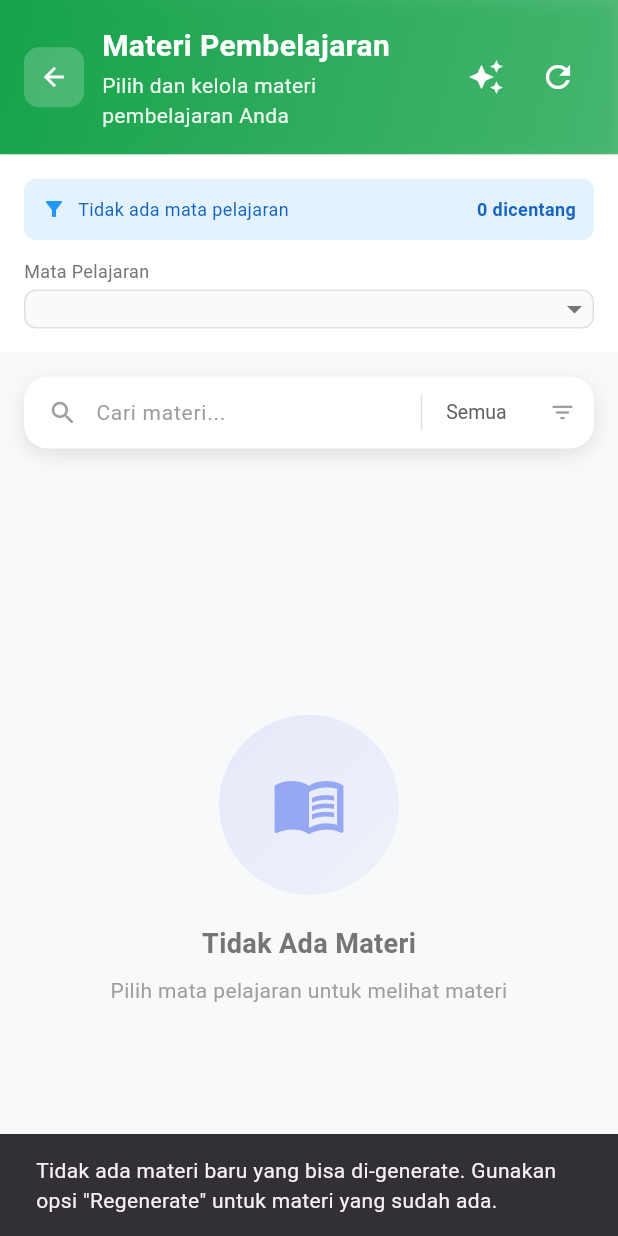
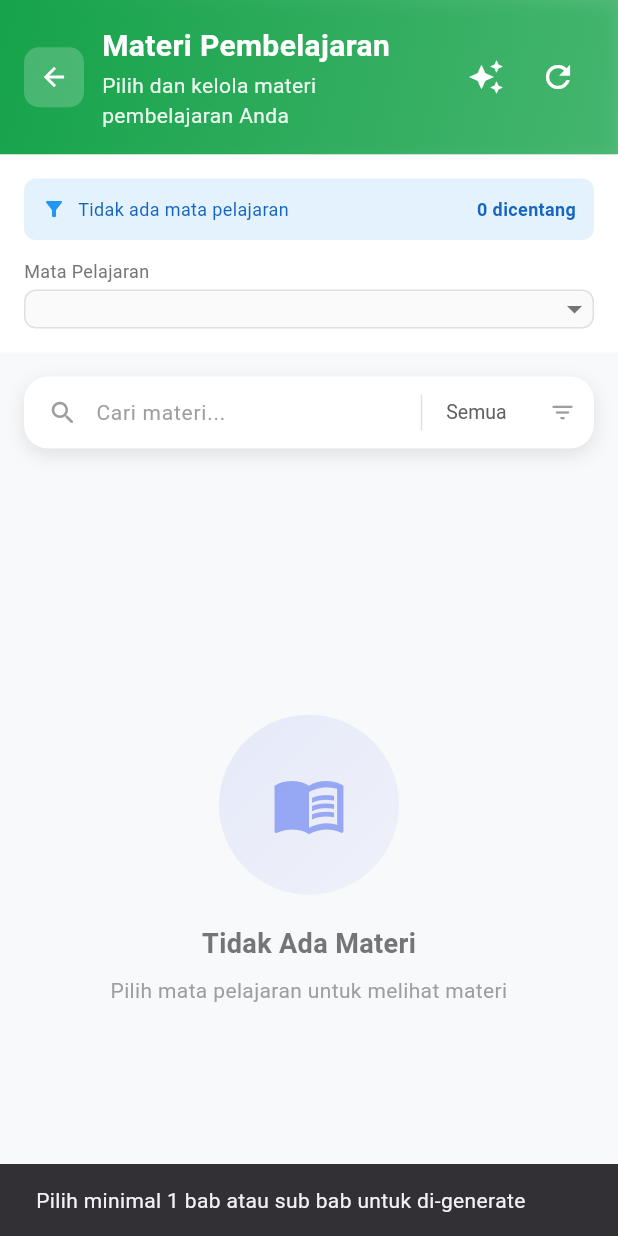
Before and after one commit to luaybachtiarrifai20/manajemennonfcm, a Flutter app: the MateriPage screen opened directly with empty values, after a tap on the "auto awesome" icon, after a tap on the "refresh" icon, on a phone screen of 412 x 824 dp. Run offline on Flutter 3.47's test engine with Material 3 defaults, Android fonts, the phone set to English and light mode, and no system bars; our stand-ins replace file_picker, firebase_core, firebase_messaging, flutter_local_notifications, image_picker, jwt_decoder and 3 more; missing offline and left inert: syncfusion_flutter_pdf, syncfusion_flutter_xlsio; accounts and stored records are empty; network calls fail.

Commit message:
delet unchecked and regenerated

```diff
--- a/lib/screen/guru/materi_screen.dart
+++ b/lib/screen/guru/materi_screen.dart
@@ -58,27 +58,14 @@ class MateriPageState extends State<MateriPage> {
   final Map<String, bool> _generatedBab = {};
   final Map<String, bool> _generatedSubBab = {};
 
-  List<Map<String, dynamic>> _getCheckedBab() {
-    return _babMateriList
-        .where((bab) => _checkedBab[bab['id']] == true)
-        .toList()
-        .cast<Map<String, dynamic>>();
-  }
-
-  // Fungsi untuk mendapatkan sub bab yang dicentang
-  List<Map<String, dynamic>> _getCheckedSubBab() {
-    return _subBabMateriList
-        .where((subBab) => _checkedSubBab[subBab['id']] == true)
-        .toList()
-        .cast<Map<String, dynamic>>();
-  }
-
   // Fungsi untuk mendapatkan bab yang dicentang tapi belum di-generate
   List<Map<String, dynamic>> _getCheckedNotGeneratedBab() {
     return _babMateriList
-        .where((bab) =>
+        .where(
+          (bab) =>
               _checkedBab[bab['id']] == true &&
-          _generatedBab[bab['id']] != true)
+              _generatedBab[bab['id']] != true,
+        )
         .toList()
         .cast<Map<String, dynamic>>();
   }
@@ -86,25 +73,25 @@ class MateriPageState extends State<MateriPage> {
   // Fungsi untuk mendapatkan sub bab yang dicentang tapi belum di-generate
   List<Map<String, dynamic>> _getCheckedNotGeneratedSubBab() {
     return _subBabMateriList
-        .where((subBab) =>
+        .where(
+          (subBab) =>
               _checkedSubBab[subBab['id']] == true &&
-          _generatedSubBab[subBab['id']] != true)
+              _generatedSubBab[subBab['id']] != true,
+        )
         .toList()
         .cast<Map<String, dynamic>>();
   }
 
   // Fungsi untuk navigate ke halaman class activity dengan bab yang dipilih
-  void _navigateToGenerateRPP({bool allowRegenerate = false}) async {
-    // Gunakan yang belum di-generate, atau semua yang checked jika allowRegenerate = true
-    final checkedBab = allowRegenerate ? _getCheckedBab() : _getCheckedNotGeneratedBab();
-    final checkedSubBab = allowRegenerate ? _getCheckedSubBab() : _getCheckedNotGeneratedSubBab();
+  void _navigateToGenerateRPP() async {
+    // Gunakan yang belum di-generate
+    final checkedBab = _getCheckedNotGeneratedBab();
+    final checkedSubBab = _getCheckedNotGeneratedSubBab();
 
     if (checkedBab.isEmpty && checkedSubBab.isEmpty) {
       ScaffoldMessenger.of(context).showSnackBar(
         SnackBar(
-          content: Text(allowRegenerate
-            ? 'Pilih minimal 1 bab atau sub bab untuk regenerate'
-            : 'Tidak ada materi baru yang bisa di-generate. Gunakan opsi "Regenerate" untuk materi yang sudah ada.'),
+          content: Text('Pilih minimal 1 bab atau sub bab untuk di-generate'),
         ),
       );
       return;
@@ -120,7 +107,9 @@ class MateriPageState extends State<MateriPage> {
       selectedBabId = firstSubBab['bab_id']?.toString();
 
       if (kDebugMode) {
-        print('Selected sub bab: $selectedSubBabId, parent bab: $selectedBabId');
+        print(
+          'Selected sub bab: $selectedSubBabId, parent bab: $selectedBabId',
+        );
       }
     }
     // If only bab is selected (no sub bab)
@@ -166,18 +155,12 @@ class MateriPageState extends State<MateriPage> {
 
       // Add babs
       for (var bab in babs) {
-        items.add({
-          'bab_id': bab['id'],
-          'sub_bab_id': null,
-        });
+        items.add({'bab_id': bab['id'], 'sub_bab_id': null});
       }
 
       // Add sub-babs
       for (var subBab in subBabs) {
-        items.add({
-          'bab_id': subBab['bab_id'],
-          'sub_bab_id': subBab['id'],
-        });
+        items.add({'bab_id': subBab['bab_id'], 'sub_bab_id': subBab['id']});
       }
 
       if (items.isEmpty) return;
@@ -265,7 +248,9 @@ class MateriPageState extends State<MateriPage> {
       }
 
       final ApiTeacherService apiTeacherService = ApiTeacherService();
-      final mataPelajaran = await apiTeacherService.getSubjectByTeacher(teacherId);
+      final mataPelajaran = await apiTeacherService.getSubjectByTeacher(
+        teacherId,
+      );
 
       if (kDebugMode) {
         print('Mata pelajaran found: ${mataPelajaran.length}');
@@ -387,13 +372,13 @@ class MateriPageState extends State<MateriPage> {
 
   // Fungsi untuk menangani perubahan ceklis pada sub bab
   void _handleSubBabCheck(String subBabId, String babId, bool? value) {
+    // Prevent unchecking if already checked
+    if (_checkedSubBab[subBabId] == true && value == false) {
+      return;
+    }
+
     setState(() {
       _checkedSubBab[subBabId] = value ?? false;
-
-      // Jika di-unceklis, reset is_generated juga
-      if (!(value ?? false)) {
-        _generatedSubBab[subBabId] = false;
-      }
 
       // Cek apakah semua sub bab dalam bab ini sudah dicentang
       final allSubBabsChecked = _subBabMateriList
@@ -402,11 +387,6 @@ class MateriPageState extends State<MateriPage> {
 
       // Set status ceklis bab berdasarkan apakah semua sub bab sudah dicentang
       _checkedBab[babId] = allSubBabsChecked;
-
-      // Jika bab menjadi unchecked, reset is_generated bab juga
-      if (!allSubBabsChecked) {
-        _generatedBab[babId] = false;
-      }
     });
 
     // Save to database
@@ -415,24 +395,22 @@ class MateriPageState extends State<MateriPage> {
 
   // Fungsi untuk menangani perubahan ceklis pada bab
   void _handleBabCheck(String babId, bool? value) {
+    // Prevent unchecking if already checked
+    if (_checkedBab[babId] == true && value == false) {
+      return;
+    }
+
     setState(() {
       _checkedBab[babId] = value ?? false;
 
-      // Jika di-unceklis, reset is_generated juga
-      if (!(value ?? false)) {
-        _generatedBab[babId] = false;
-      }
-
-      // Jika bab dicentang/tidak dicentang, set semua sub bab dalam bab tersebut
-      // dengan nilai yang sama
+      // Jika bab dicentang, set semua sub bab dalam bab tersebut dengan nilai yang sama
+      // Tapi jangan uncheck sub bab yang sudah checked
       for (var subBab in _subBabMateriList.where(
         (subBab) => subBab['bab_id'] == babId,
       )) {
-        _checkedSubBab[subBab['id']] = value ?? false;
-
-        // Jika di-unceklis, reset is_generated sub bab juga
-        if (!(value ?? false)) {
-          _generatedSubBab[subBab['id']] = false;
+        // Only check, don't uncheck
+        if (value == true) {
+          _checkedSubBab[subBab['id']] = true;
         }
       }
     });
@@ -461,8 +439,10 @@ class MateriPageState extends State<MateriPage> {
         for (var item in progress) {
           final babId = item['bab_id'];
           final subBabId = item['sub_bab_id'];
-          final isChecked = item['is_checked'] == 1 || item['is_checked'] == true;
-          final isGenerated = item['is_generated'] == 1 || item['is_generated'] == true;
+          final isChecked =
+              item['is_checked'] == 1 || item['is_checked'] == true;
+          final isGenerated =
+              item['is_generated'] == 1 || item['is_generated'] == true;
 
           if (subBabId != null) {
             // Sub bab checked and generated status
@@ -483,7 +463,11 @@ class MateriPageState extends State<MateriPage> {
   }
 
   // Save single progress to database
-  Future<void> _saveProgress(String babId, String? subBabId, bool isChecked) async {
+  Future<void> _saveProgress(
+    String babId,
+    String? subBabId,
+    bool isChecked,
+  ) async {
     try {
       final String? teacherId = widget.teacher['id'];
       if (teacherId == null || _selectedMataPelajaran == null) return;
@@ -497,7 +481,9 @@ class MateriPageState extends State<MateriPage> {
       });
 
       if (kDebugMode) {
-        print('Progress saved: bab=$babId, sub_bab=$subBabId, checked=$isChecked');
+        print(
+          'Progress saved: bab=$babId, sub_bab=$subBabId, checked=$isChecked',
+        );
       }
     } catch (e) {
       if (kDebugMode) {
@@ -523,7 +509,9 @@ class MateriPageState extends State<MateriPage> {
       });
 
       // Add all sub-babs of this bab
-      for (var subBab in _subBabMateriList.where((sb) => sb['bab_id'] == babId)) {
+      for (var subBab in _subBabMateriList.where(
+        (sb) => sb['bab_id'] == babId,
+      )) {
         progressItems.add({
           'bab_id': babId,
           'sub_bab_id': subBab['id'],
@@ -877,56 +865,23 @@ class MateriPageState extends State<MateriPage> {
           SizedBox(height: 12),
 
           // Tombol Generate RPP jika ada yang dicentang
-          if (totalChecked > 0) ...[
-            Row(
-              children: [
+          if (totalChecked > 0 && _getCheckedNotGeneratedCount() > 0) ...[
             // Tombol Generate (untuk yang baru / belum di-generate)
-                Expanded(
-                  flex: _getCheckedNotGeneratedCount() > 0 ? 3 : 0,
-                  child: _getCheckedNotGeneratedCount() > 0
-                    ? ElevatedButton.icon(
-                        onPressed: () => _navigateToGenerateRPP(allowRegenerate: false),
+            ElevatedButton.icon(
+              onPressed: _navigateToGenerateRPP,
               icon: Icon(Icons.auto_awesome, size: 18),
               label: Text(
-                          'Generate (${_getCheckedNotGeneratedCount()})',
-                          style: TextStyle(fontSize: 13),
+                'Generate RPP (${_getCheckedNotGeneratedCount()})',
+                style: TextStyle(fontSize: 14),
               ),
               style: ElevatedButton.styleFrom(
                 backgroundColor: Color(0xFF10B981),
                 foregroundColor: Colors.white,
-                          padding: EdgeInsets.symmetric(vertical: 12),
+                padding: EdgeInsets.symmetric(vertical: 14, horizontal: 20),
                 shape: RoundedRectangleBorder(
                   borderRadius: BorderRadius.circular(8),
                 ),
               ),
-                      )
-                    : SizedBox.shrink(),
-                ),
-                if (_getCheckedNotGeneratedCount() > 0) SizedBox(width: 8),
-                // Tombol Regenerate (untuk semua yang checked)
-                Expanded(
-                  flex: 2,
-                  child: ElevatedButton.icon(
-                    onPressed: () => _navigateToGenerateRPP(allowRegenerate: true),
-                    icon: Icon(Icons.refresh, size: 18),
-                    label: Text(
-                      languageProvider.getTranslatedText({
-                        'en': 'Regenerate',
-                        'id': 'Regenerate',
-                      }),
-                      style: TextStyle(fontSize: 13),
-                    ),
-                    style: ElevatedButton.styleFrom(
-                      backgroundColor: Color(0xFF8B5CF6),
-                      foregroundColor: Colors.white,
-                      padding: EdgeInsets.symmetric(vertical: 12),
-                      shape: RoundedRectangleBorder(
-                        borderRadius: BorderRadius.circular(8),
-                      ),
-                    ),
-                  ),
-                ),
-              ],
             ),
             SizedBox(height: 12),
           ],
@@ -1252,7 +1207,8 @@ class MateriPageState extends State<MateriPage> {
   }
 
   int _getCheckedNotGeneratedCount() {
-    return _getCheckedNotGeneratedBab().length + _getCheckedNotGeneratedSubBab().length;
+    return _getCheckedNotGeneratedBab().length +
+        _getCheckedNotGeneratedSubBab().length;
   }
 }
 
```
Lines whose indentation alone changed are shown as unchanged.
